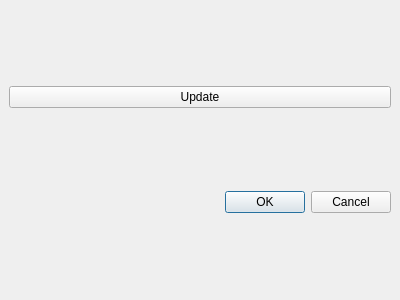
Before: the Qt Designer form modules/update.ui in BackupTheBerlios/cadi-panel, drawn with Qt 5.
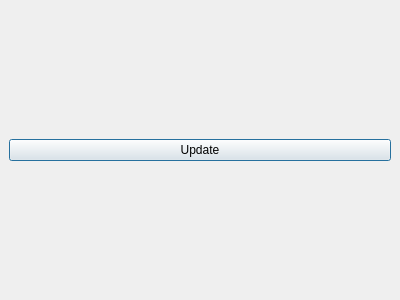
After: the same form once the commit is applied.

```diff
--- a/modules/update.ui
+++ b/modules/update.ui
@@ -27,16 +27,6 @@
         </property>
        </widget>
       </item>
-      <item row="1" column="0">
-       <widget class="QDialogButtonBox" name="buttonBox">
-        <property name="orientation">
-         <enum>Qt::Horizontal</enum>
-        </property>
-        <property name="standardButtons">
-         <set>QDialogButtonBox::Cancel|QDialogButtonBox::Ok</set>
-        </property>
-       </widget>
-      </item>
      </layout>
     </widget>
    </item>
```
Left out of the diff: 35 changed lines with no effect on the pictures.
